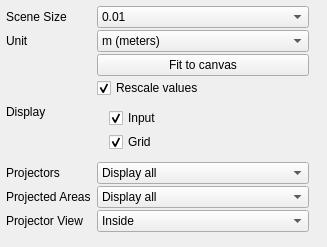
WilstonOreo/omnidome, file src/app/ui/omni_ui_Scene.ui: the form before one commit.
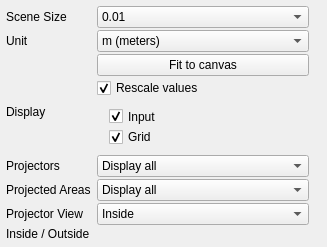
The form after the commit. Custom widgets are drawn as their Qt base class.

Commit message: Inside / Outside view in scene

```diff
--- a/src/app/ui/omni_ui_Scene.ui
+++ b/src/app/ui/omni_ui_Scene.ui
@@ -321,8 +321,33 @@
      </item>
     </widget>
    </item>
+   <item row="12" column="0">
+    <widget class="QLabel" name="label_3">
+     <property name="text">
+      <string>Inside / Outside</string>
+     </property>
+    </widget>
+   </item>
+   <item row="12" column="1">
+    <widget class="omni::ui::RangedFloat" name="sliderInsideOutside" native="true">
+     <property name="sizePolicy">
+      <sizepolicy hsizetype="Expanding" vsizetype="Expanding">
+       <horstretch>0</horstretch>
+       <verstretch>0</verstretch>
+      </sizepolicy>
+     </property>
+    </widget>
+   </item>
   </layout>
  </widget>
+ <customwidgets>
+  <customwidget>
+   <class>omni::ui::RangedFloat</class>
+   <extends>QWidget</extends>
+   <header location="global">omni/ui/RangedFloat.h</header>
+   <container>1</container>
+  </customwidget>
+ </customwidgets>
  <resources/>
  <connections/>
 </ui>
```
The commit also changes 18 other files.
